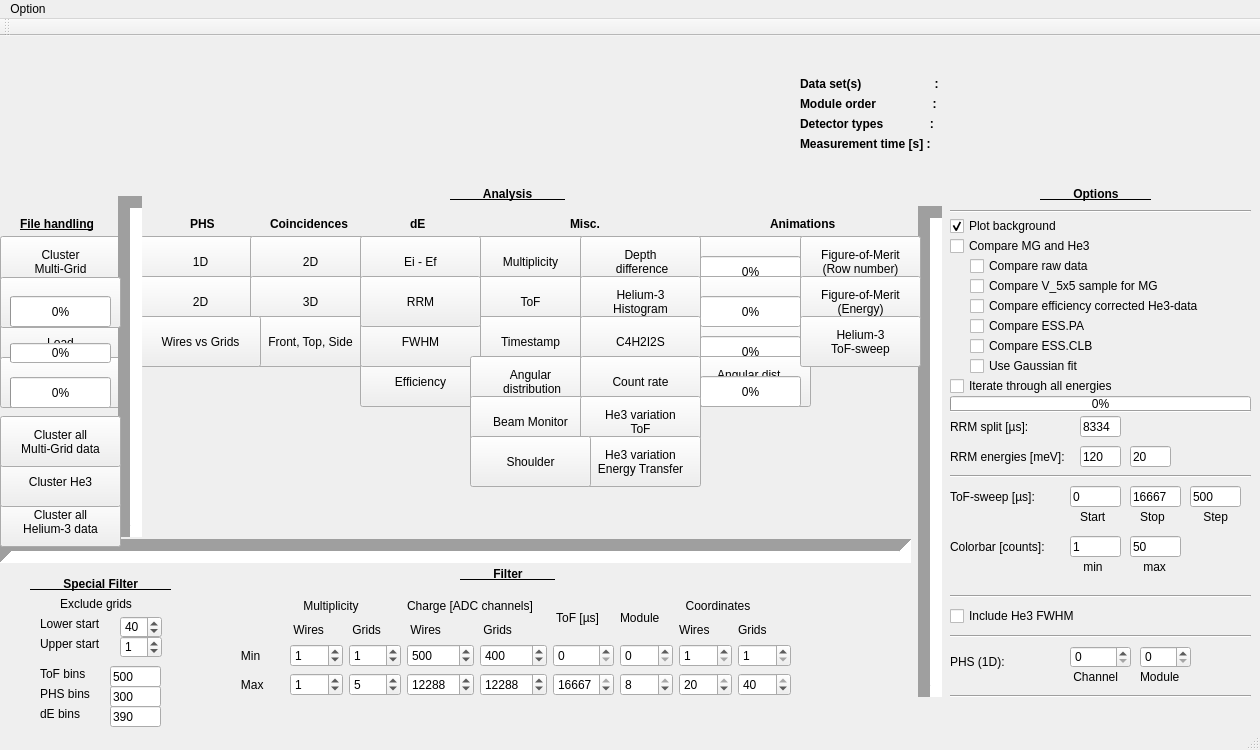
This is Windows/title_screen.ui in AlexanderBackis/MultiGridAnalysis as Qt 5 draws it before an edit. The edited form follows.
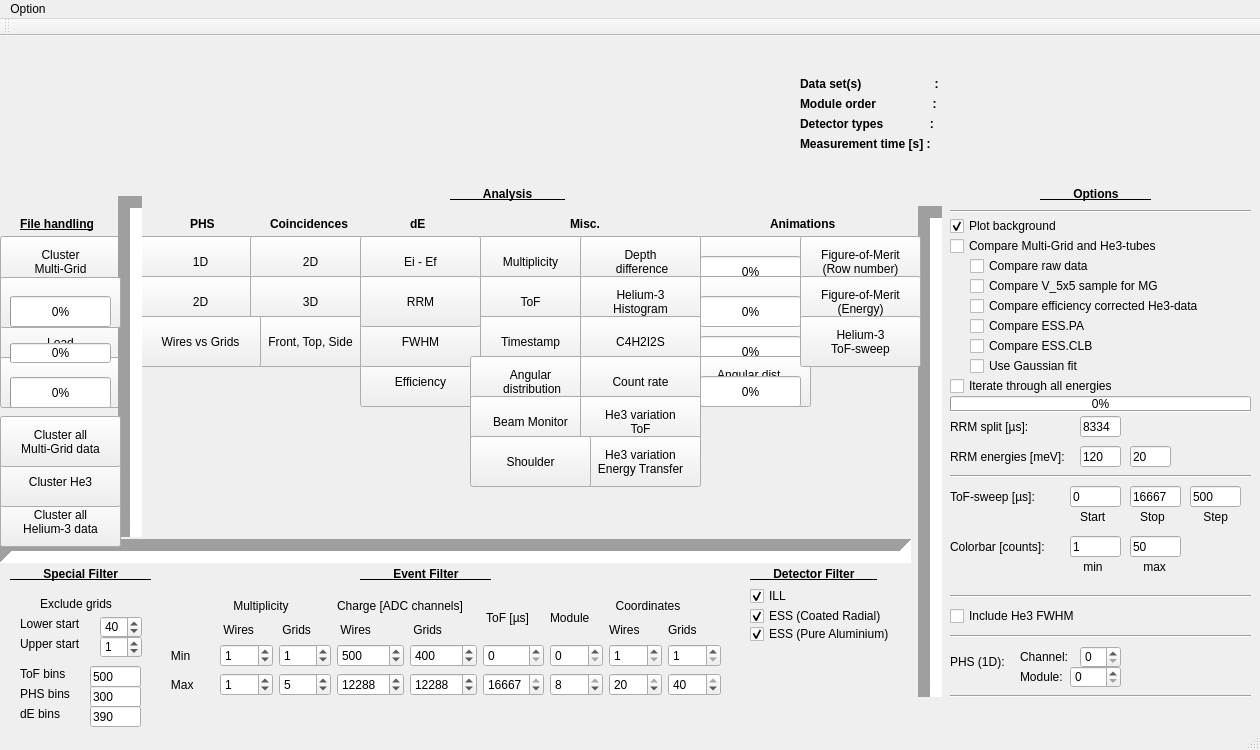
This is the edited form. Icons and pictures are not drawn.

```diff
--- a/Windows/title_screen.ui
+++ b/Windows/title_screen.ui
@@ -505,7 +505,7 @@
    <widget class="QWidget" name="gridLayoutWidget">
     <property name="geometry">
      <rect>
-      <x>220</x>
+      <x>150</x>
       <y>550</y>
       <width>582</width>
       <height>121</height>
@@ -862,9 +862,9 @@
    <widget class="QLabel" name="label_19">
     <property name="geometry">
      <rect>
-      <x>460</x>
+      <x>360</x>
       <y>530</y>
-      <width>121</width>
+      <width>161</width>
       <height>16</height>
      </rect>
     </property>
@@ -876,7 +876,7 @@
      </font>
     </property>
     <property name="text">
-     <string>          Filter          </string>
+     <string>          Event Filter          </string>
     </property>
    </widget>
    <widget class="Line" name="line_3">
@@ -1072,12 +1072,12 @@
      <rect>
       <x>950</x>
       <y>200</y>
-      <width>171</width>
+      <width>271</width>
       <height>20</height>
      </rect>
     </property>
     <property name="text">
-     <string>Compare MG and He3</string>
+     <string>Compare Multi-Grid and He3-tubes</string>
     </property>
     <property name="checked">
      <bool>false</bool>
@@ -1463,8 +1463,8 @@
     <property name="geometry">
      <rect>
       <x>1070</x>
-      <y>610</y>
-      <width>61</width>
+      <y>630</y>
+      <width>51</width>
       <height>22</height>
      </rect>
     </property>
@@ -1475,9 +1475,9 @@
    <widget class="QSpinBox" name="Module">
     <property name="geometry">
      <rect>
-      <x>1140</x>
+      <x>1080</x>
       <y>610</y>
-      <width>51</width>
+      <width>41</width>
       <height>22</height>
      </rect>
     </property>
@@ -1485,27 +1485,27 @@
    <widget class="QLabel" name="label_36">
     <property name="geometry">
      <rect>
-      <x>1070</x>
-      <y>630</y>
+      <x>1020</x>
+      <y>610</y>
       <width>61</width>
       <height>21</height>
      </rect>
     </property>
     <property name="text">
-     <string> Channel</string>
+     <string>Channel:</string>
     </property>
    </widget>
    <widget class="QLabel" name="label_37">
     <property name="geometry">
      <rect>
-      <x>1140</x>
+      <x>1020</x>
       <y>630</y>
       <width>61</width>
       <height>21</height>
      </rect>
     </property>
     <property name="text">
-     <string>Module</string>
+     <string>Module:</string>
     </property>
    </widget>
    <widget class="Line" name="line_9">
@@ -1812,7 +1812,7 @@
    <widget class="QSpinBox" name="lowerStartGrid">
     <property name="geometry">
      <rect>
-      <x>120</x>
+      <x>100</x>
       <y>580</y>
       <width>42</width>
       <height>22</height>
@@ -1825,7 +1825,7 @@
    <widget class="QSpinBox" name="upperStartGrid">
     <property name="geometry">
      <rect>
-      <x>120</x>
+      <x>100</x>
       <y>600</y>
       <width>42</width>
       <height>22</height>
@@ -1838,7 +1838,7 @@
    <widget class="QLabel" name="label_39">
     <property name="geometry">
      <rect>
-      <x>60</x>
+      <x>40</x>
       <y>560</y>
       <width>101</width>
       <height>16</height>
@@ -1851,8 +1851,8 @@
    <widget class="QLabel" name="label_40">
     <property name="geometry">
      <rect>
-      <x>30</x>
-      <y>540</y>
+      <x>10</x>
+      <y>530</y>
       <width>181</width>
       <height>16</height>
      </rect>
@@ -1871,7 +1871,7 @@
    <widget class="QLabel" name="label_41">
     <property name="geometry">
      <rect>
-      <x>40</x>
+      <x>20</x>
       <y>580</y>
       <width>71</width>
       <height>16</height>
@@ -1884,7 +1884,7 @@
    <widget class="QLabel" name="label_42">
     <property name="geometry">
      <rect>
-      <x>40</x>
+      <x>20</x>
       <y>600</y>
       <width>71</width>
       <height>16</height>
@@ -1897,7 +1897,7 @@
    <widget class="QLineEdit" name="tofBins">
     <property name="geometry">
      <rect>
-      <x>110</x>
+      <x>90</x>
       <y>630</y>
       <width>51</width>
       <height>21</height>
@@ -1910,7 +1910,7 @@
    <widget class="QLabel" name="label_43">
     <property name="geometry">
      <rect>
-      <x>40</x>
+      <x>20</x>
       <y>630</y>
       <width>71</width>
       <height>16</height>
@@ -1984,7 +1984,7 @@
    <widget class="QLabel" name="label_45">
     <property name="geometry">
      <rect>
-      <x>40</x>
+      <x>20</x>
       <y>650</y>
       <width>71</width>
       <height>16</height>
@@ -1997,7 +1997,7 @@
    <widget class="QLineEdit" name="phsBins">
     <property name="geometry">
      <rect>
-      <x>110</x>
+      <x>90</x>
       <y>650</y>
       <width>51</width>
       <height>21</height>
@@ -2010,7 +2010,7 @@
    <widget class="QLabel" name="label_46">
     <property name="geometry">
      <rect>
-      <x>40</x>
+      <x>20</x>
       <y>670</y>
       <width>71</width>
       <height>16</height>
@@ -2023,7 +2023,7 @@
    <widget class="QLineEdit" name="dE_bins">
     <property name="geometry">
      <rect>
-      <x>110</x>
+      <x>90</x>
       <y>670</y>
       <width>51</width>
       <height>21</height>
@@ -2046,6 +2046,74 @@
      <string>Shoulder</string>
     </property>
    </widget>
+   <widget class="QLabel" name="label_47">
+    <property name="geometry">
+     <rect>
+      <x>750</x>
+      <y>530</y>
+      <width>161</width>
+      <height>16</height>
+     </rect>
+    </property>
+    <property name="font">
+     <font>
+      <weight>75</weight>
+      <bold>true</bold>
+      <underline>true</underline>
+     </font>
+    </property>
+    <property name="text">
+     <string>       Detector Filter       </string>
+    </property>
+   </widget>
+   <widget class="QCheckBox" name="ILL">
+    <property name="geometry">
+     <rect>
+      <x>750</x>
+      <y>550</y>
+      <width>87</width>
+      <height>20</height>
+     </rect>
+    </property>
+    <property name="text">
+     <string>ILL</string>
+    </property>
+    <property name="checked">
+     <bool>true</bool>
+    </property>
+   </widget>
+   <widget class="QCheckBox" name="ESS_CLB">
+    <property name="geometry">
+     <rect>
+      <x>750</x>
+      <y>570</y>
+      <width>151</width>
+      <height>20</height>
+     </rect>
+    </property>
+    <property name="text">
+     <string>ESS (Coated Radial)</string>
+    </property>
+    <property name="checked">
+     <bool>true</bool>
+    </property>
+   </widget>
+   <widget class="QCheckBox" name="ESS_PA">
+    <property name="geometry">
+     <rect>
+      <x>750</x>
+      <y>590</y>
+      <width>161</width>
+      <height>16</height>
+     </rect>
+    </property>
+    <property name="text">
+     <string>ESS (Pure Aluminium)</string>
+    </property>
+    <property name="checked">
+     <bool>true</bool>
+    </property>
+   </widget>
   </widget>
   <widget class="QMenuBar" name="menuBar">
    <property name="geometry">
```
Left out of the diff: 626 changed lines with no effect on the pictures.
